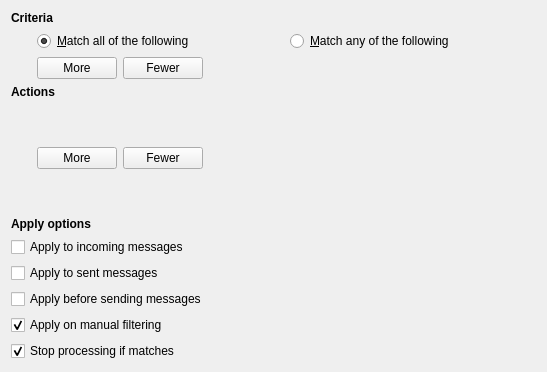
Above: mobile/mail/filterconfigwidget.ui from chusopr/kdepim-ktimetracker-akonadi before the change. Below: the same form after it.
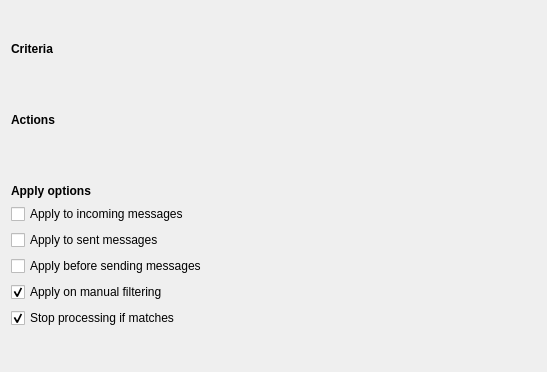
That is the form after the change.

Commit message: Show the filter rules and actions in the dialog. Not perfect for the mobile screen yet, needs some ui redesign.

```diff
--- a/mobile/mail/filterconfigwidget.ui
+++ b/mobile/mail/filterconfigwidget.ui
@@ -52,60 +52,7 @@
       </spacer>
      </item>
      <item row="1" column="1">
-      <layout class="QVBoxLayout" name="verticalLayout_3">
-       <item>
-        <layout class="QHBoxLayout" name="horizontalLayout_2">
-         <item>
-          <widget class="QRadioButton" name="matchAllRB">
-           <property name="text">
-            <string>&amp;Match all of the following</string>
-           </property>
-           <property name="checked">
-            <bool>true</bool>
-           </property>
-          </widget>
-         </item>
-         <item>
-          <widget class="QRadioButton" name="matchAnyRB">
-           <property name="text">
-            <string>&amp;Match any of the following</string>
-           </property>
-          </widget>
-         </item>
-        </layout>
-       </item>
-       <item>
-        <layout class="QHBoxLayout" name="horizontalLayout">
-         <item>
-          <widget class="QPushButton" name="moreCriteriaPB">
-           <property name="text">
-            <string>More</string>
-           </property>
-          </widget>
-         </item>
-         <item>
-          <widget class="QPushButton" name="lessCriteriaPB">
-           <property name="text">
-            <string>Fewer</string>
-           </property>
-          </widget>
-         </item>
-         <item>
-          <spacer name="horizontalSpacer_3">
-           <property name="orientation">
-            <enum>Qt::Horizontal</enum>
-           </property>
-           <property name="sizeHint" stdset="0">
-            <size>
-             <width>40</width>
-             <height>20</height>
-            </size>
-           </property>
-          </spacer>
-         </item>
-        </layout>
-       </item>
-      </layout>
+      <layout class="QVBoxLayout" name="criteriaLayout"/>
      </item>
     </layout>
    </item>
@@ -147,42 +94,7 @@
       </spacer>
      </item>
      <item row="1" column="1">
-      <layout class="QVBoxLayout" name="verticalLayout_4">
-       <item>
-        <layout class="QHBoxLayout" name="horizontalLayout_3"/>
-       </item>
-       <item>
-        <layout class="QHBoxLayout" name="horizontalLayout_4">
-         <item>
-          <widget class="QPushButton" name="moreActionPB">
-           <property name="text">
-            <string>More</string>
-           </property>
-          </widget>
-         </item>
-         <item>
-          <widget class="QPushButton" name="lessActionPB">
-           <property name="text">
-            <string>Fewer</string>
-           </property>
-          </widget>
-         </item>
-         <item>
-          <spacer name="horizontalSpacer_5">
-           <property name="orientation">
-            <enum>Qt::Horizontal</enum>
-           </property>
-           <property name="sizeHint" stdset="0">
-            <size>
-             <width>40</width>
-             <height>20</height>
-            </size>
-           </property>
-          </spacer>
-         </item>
-        </layout>
-       </item>
-      </layout>
+      <layout class="QVBoxLayout" name="actionsLayout"/>
      </item>
     </layout>
    </item>
```
The commit also changes 2 other files.
